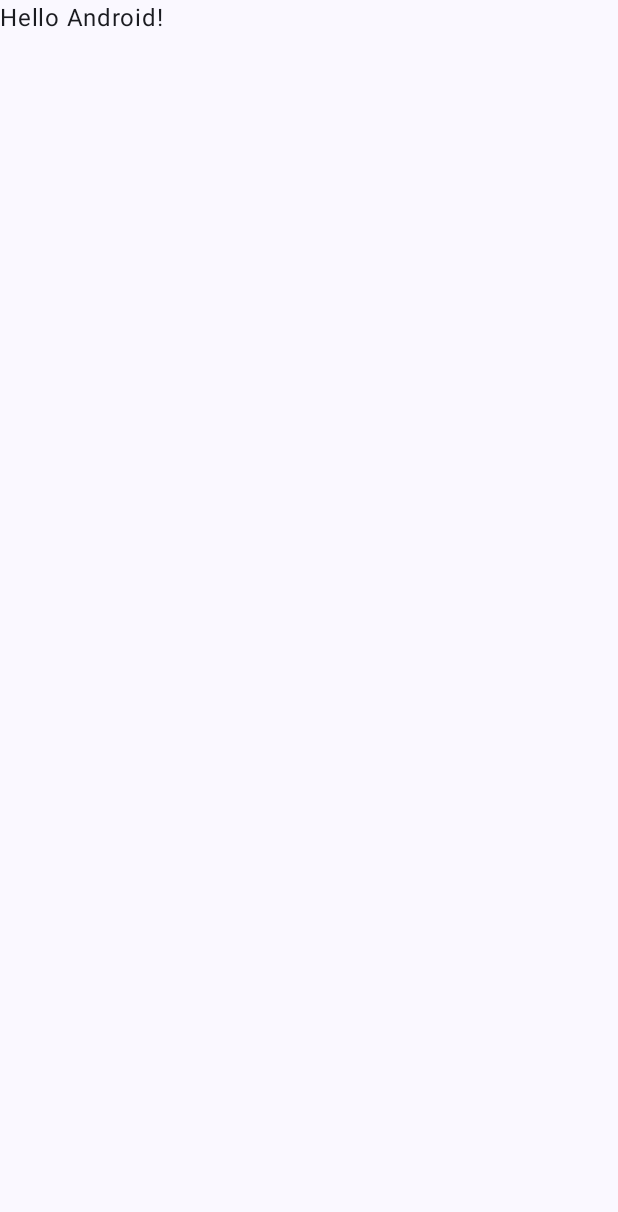
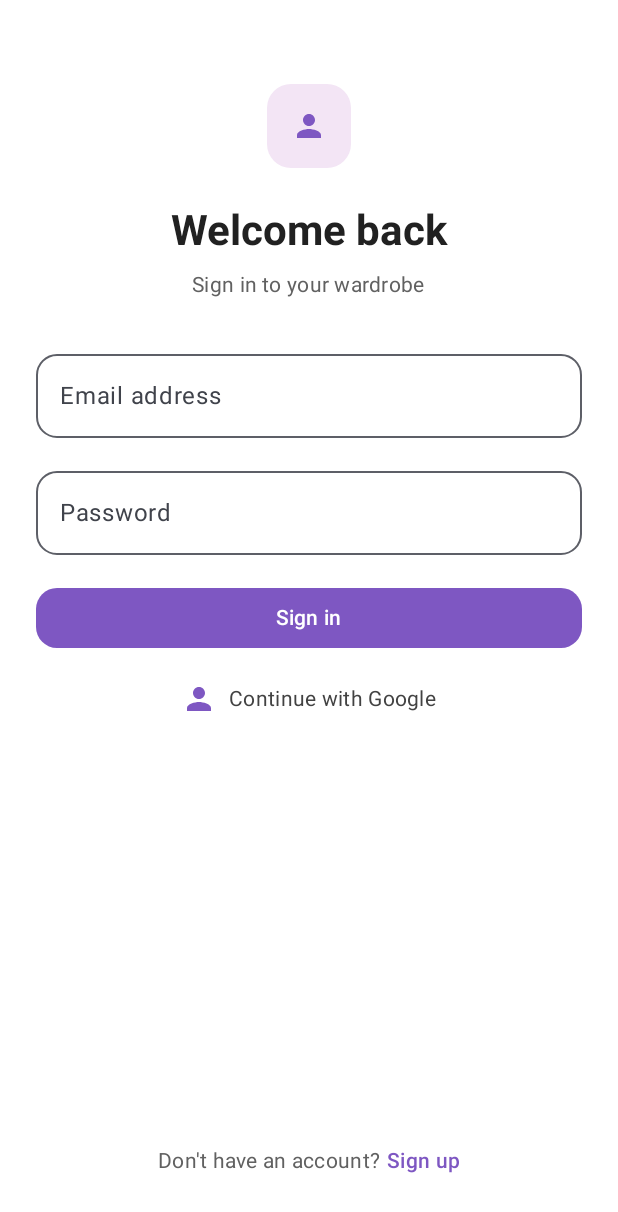
Before and after one commit to Ranim-alouii/Aura_Style, an Android app built with Jetpack Compose: the screen it shows after launch (MainActivity), on a phone screen of 412 x 824 dp. Before the commit the part shown is almost empty. Shown: the top 1212 px of the screen. Run offline under Robolectric (Android 15) with nearby library versions, the phone set to English and light mode, and no system bars; our stand-ins replace Dagger/Hilt's generated code, Room's generated code.

Commit message:
login screen

```diff
--- a/app/src/main/java/com/example/aura_style/MainActivity.kt
+++ b/app/src/main/java/com/example/aura_style/MainActivity.kt
@@ -4,46 +4,48 @@ import android.os.Bundle
 import androidx.activity.ComponentActivity
 import androidx.activity.compose.setContent
 import androidx.activity.enableEdgeToEdge
+import androidx.activity.viewModels
 import androidx.compose.foundation.layout.fillMaxSize
 import androidx.compose.foundation.layout.padding
 import androidx.compose.material3.Scaffold
-import androidx.compose.material3.Text
-import androidx.compose.runtime.Composable
+import androidx.compose.runtime.getValue
+import androidx.compose.runtime.mutableStateOf
+import androidx.compose.runtime.saveable.rememberSaveable
+import androidx.compose.runtime.setValue
 import androidx.compose.ui.Modifier
-import androidx.compose.ui.tooling.preview.Preview
+import com.example.aura_style.ui.screen.LoginScreen
+import com.example.aura_style.ui.screen.RegistrationScreen
 import com.example.aura_style.ui.theme.Aura_StyleTheme
+import com.example.aura_style.ui.viewmodel.UserViewModel
 import dagger.hilt.android.AndroidEntryPoint
 
 @AndroidEntryPoint
 class MainActivity : ComponentActivity() {
+    private val userViewModel: UserViewModel by viewModels()
+
     override fun onCreate(savedInstanceState: Bundle?) {
         super.onCreate(savedInstanceState)
         enableEdgeToEdge()
         setContent {
+            var showRegistration by rememberSaveable { mutableStateOf(false) }
+
             Aura_StyleTheme {
                 Scaffold(modifier = Modifier.fillMaxSize()) { innerPadding ->
-                    Greeting(
-                        name = "Android",
-                        modifier = Modifier.padding(innerPadding)
-                    )
+                    if (showRegistration) {
+                        RegistrationScreen(
+                            userViewModel = userViewModel,
+                            onBackToLoginClick = { showRegistration = false },
+                            modifier = Modifier.padding(innerPadding)
+                        )
+                    } else {
+                        LoginScreen(
+                            userViewModel = userViewModel,
+                            onSignUpClick = { showRegistration = true },
+                            modifier = Modifier.padding(innerPadding)
+                        )
+                    }
                 }
             }
         }
     }
 }
-
-@Composable
-fun Greeting(name: String, modifier: Modifier = Modifier) {
-    Text(
-        text = "Hello $name!",
-        modifier = modifier
-    )
-}
-
-@Preview(showBackground = true)
-@Composable
-fun GreetingPreview() {
-    Aura_StyleTheme {
-        Greeting("Android")
-    }
-}
--- /dev/null
+++ b/app/src/main/java/com/example/aura_style/ui/screen/LoginRegisterScreen.kt
@@ -0,0 +1,270 @@
+package com.example.aura_style.ui.screen
+
+import androidx.compose.foundation.background
+import androidx.compose.foundation.clickable
+import androidx.compose.foundation.layout.Arrangement
+import androidx.compose.foundation.layout.Column
+import androidx.compose.foundation.layout.Row
+import androidx.compose.foundation.layout.Spacer
+import androidx.compose.foundation.layout.fillMaxSize
+import androidx.compose.foundation.layout.fillMaxWidth
+import androidx.compose.foundation.layout.height
+import androidx.compose.foundation.layout.padding
+import androidx.compose.foundation.shape.RoundedCornerShape
+import androidx.compose.material.icons.Icons
+import androidx.compose.material.icons.filled.Person
+import androidx.compose.material3.Button
+import androidx.compose.material3.ButtonDefaults
+import androidx.compose.material3.Icon
+import androidx.compose.material3.MaterialTheme
+import androidx.compose.material3.OutlinedTextField
+import androidx.compose.material3.Surface
+import androidx.compose.material3.Text
+import androidx.compose.runtime.Composable
+import androidx.compose.runtime.LaunchedEffect
+import androidx.compose.runtime.collectAsState
+import androidx.compose.runtime.getValue
+import androidx.compose.runtime.mutableStateOf
+import androidx.compose.runtime.remember
+import androidx.compose.runtime.setValue
+import androidx.compose.ui.Alignment
+import androidx.compose.ui.Modifier
+import androidx.compose.ui.graphics.Color
+import androidx.compose.ui.text.font.FontWeight
+import androidx.compose.ui.text.input.PasswordVisualTransformation
+import androidx.compose.ui.unit.dp
+import com.example.aura_style.ui.viewmodel.UserViewModel
+
+private val PurpleAccent = Color(0xFF7E57C2)
+
+@Composable
+fun LoginScreen(
+    userViewModel: UserViewModel,
+    onSignUpClick: () -> Unit,
+    modifier: Modifier = Modifier
+) {
+    var email by remember { mutableStateOf("") }
+    var password by remember { mutableStateOf("") }
+    var signInAttempted by remember { mutableStateOf(false) }
+    var loginMessage by remember { mutableStateOf("") }
+
+    val currentUser by userViewModel.user.collectAsState()
+
+    LaunchedEffect(currentUser, signInAttempted) {
+        if (!signInAttempted) return@LaunchedEffect
+
+        loginMessage = when {
+            currentUser == null -> "User not found"
+            currentUser?.password == password -> "Sign in successful"
+            else -> "Invalid password"
+        }
+        signInAttempted = false
+    }
+
+    Surface(
+        modifier = modifier.fillMaxSize(),
+        color = Color.White
+    ) {
+        Column(
+            modifier = Modifier
+                .fillMaxSize()
+                .padding(horizontal = 24.dp, vertical = 32.dp),
+            horizontalAlignment = Alignment.CenterHorizontally
+        ) {
+            Icon(
+                imageVector = Icons.Filled.Person,
+                contentDescription = "Top placeholder icon",
+                tint = PurpleAccent,
+                modifier = Modifier
+                    .padding(top = 24.dp)
+                    .background(Color(0xFFF3E5F5), RoundedCornerShape(16.dp))
+                    .padding(16.dp)
+            )
+
+            Spacer(modifier = Modifier.height(24.dp))
+
+            Text(
+                text = "Welcome back",
+                style = MaterialTheme.typography.headlineMedium,
+                color = Color(0xFF212121),
+                fontWeight = FontWeight.Bold
+            )
+
+            Text(
+                text = "Sign in to your wardrobe",
+                style = MaterialTheme.typography.bodyMedium,
+                color = Color(0xFF616161),
+                modifier = Modifier.padding(top = 8.dp)
+            )
+
+            Spacer(modifier = Modifier.height(28.dp))
+
+            OutlinedTextField(
+                value = email,
+                onValueChange = { email = it },
+                label = { Text("Email address") },
+                singleLine = true,
+                modifier = Modifier.fillMaxWidth(),
+                shape = RoundedCornerShape(14.dp)
+            )
+
+            OutlinedTextField(
+                value = password,
+                onValueChange = { password = it },
+                label = { Text("Password") },
+                singleLine = true,
+                visualTransformation = PasswordVisualTransformation(),
+                modifier = Modifier
+                    .fillMaxWidth()
+                    .padding(top = 14.dp),
+                shape = RoundedCornerShape(14.dp)
+            )
+
+            Button(
+                onClick = {
+                    if (email.isBlank() || password.isBlank()) {
+                        loginMessage = "Email and password are required"
+                    } else {
+                        signInAttempted = true
+                        userViewModel.getUserByEmail(email)
+                    }
+                },
+                colors = ButtonDefaults.buttonColors(containerColor = PurpleAccent),
+                shape = RoundedCornerShape(14.dp),
+                modifier = Modifier
+                    .fillMaxWidth()
+                    .padding(top = 18.dp)
+            ) {
+                Text("Sign in")
+            }
+
+            Row(
+                modifier = Modifier
+                    .fillMaxWidth()
+                    .padding(top = 18.dp),
+                horizontalArrangement = Arrangement.Center,
+                verticalAlignment = Alignment.CenterVertically
+            ) {
+                Icon(
+                    imageVector = Icons.Filled.Person,
+                    contentDescription = "Google icon placeholder",
+                    tint = PurpleAccent
+                )
+                Text(
+                    text = "Continue with Google",
+                    style = MaterialTheme.typography.bodyMedium,
+                    color = Color(0xFF424242),
+                    modifier = Modifier.padding(start = 8.dp)
+                )
+            }
+
+            if (loginMessage.isNotBlank()) {
+                Text(
+                    text = loginMessage,
+                    style = MaterialTheme.typography.bodyMedium,
+                    color = if (loginMessage.contains("successful")) Color(0xFF2E7D32) else Color(0xFFC62828),
+                    modifier = Modifier.padding(top = 16.dp)
+                )
+            }
+
+            Spacer(modifier = Modifier.weight(1f))
+
+            Row(
+                modifier = Modifier.padding(bottom = 8.dp),
+                verticalAlignment = Alignment.CenterVertically
+            ) {
+                Text(
+                    text = "Don't have an account? ",
+                    color = Color(0xFF616161),
+                    style = MaterialTheme.typography.bodyMedium
+                )
+                Text(
+                    text = "Sign up",
+                    color = PurpleAccent,
+                    fontWeight = FontWeight.SemiBold,
+                    style = MaterialTheme.typography.bodyMedium,
+                    modifier = Modifier.clickable { onSignUpClick() }
+                )
+            }
+        }
+    }
+}
+
+@Composable
+fun RegistrationScreen(
+    userViewModel: UserViewModel,
+    onBackToLoginClick: () -> Unit,
+    modifier: Modifier = Modifier
+) {
+    var email by remember { mutableStateOf("") }
+    var password by remember { mutableStateOf("") }
+    val authMessage by userViewModel.authMessage.collectAsState()
+
+    Surface(
+        modifier = modifier.fillMaxSize(),
+        color = Color.White
+    ) {
+        Column(
+            modifier = Modifier
+                .fillMaxSize()
+                .padding(24.dp),
+            verticalArrangement = Arrangement.Center,
+            horizontalAlignment = Alignment.CenterHorizontally
+        ) {
+            Text(
+                text = "Create account",
+                style = MaterialTheme.typography.headlineSmall,
+                color = Color(0xFF212121),
+                fontWeight = FontWeight.Bold
+            )
+
+            OutlinedTextField(
+                value = email,
+                onValueChange = { email = it },
+                label = { Text("Email address") },
+                singleLine = true,
+                modifier = Modifier
+                    .fillMaxWidth()
+                    .padding(top = 16.dp)
+            )
+
+            OutlinedTextField(
+                value = password,
+                onValueChange = { password = it },
+                label = { Text("Password") },
+                singleLine = true,
+                visualTransformation = PasswordVisualTransformation(),
+                modifier = Modifier
+                    .fillMaxWidth()
+                    .padding(top = 12.dp)
+            )
+
+            Button(
+                onClick = { userViewModel.insertUser(email, password) },
+                colors = ButtonDefaults.buttonColors(containerColor = PurpleAccent),
+                modifier = Modifier
+                    .fillMaxWidth()
+                    .padding(top = 16.dp)
+            ) {
+                Text("Register")
+            }
+
+            if (authMessage.isNotBlank()) {
+                Text(
+                    text = authMessage,
+                    modifier = Modifier.padding(top = 12.dp),
+                    color = if (authMessage.contains("successful")) Color(0xFF2E7D32) else Color(0xFFC62828)
+                )
+            }
+
+            Text(
+                text = "Back to sign in",
+                color = PurpleAccent,
+                fontWeight = FontWeight.SemiBold,
+                modifier = Modifier
+                    .padding(top = 18.dp)
+                    .clickable { onBackToLoginClick() }
+            )
+        }
+    }
+}
```
Also changed, not shown: app/src/main/java/com/example/aura_style/ui/viewmodel/UserViewModel.kt (+28 -3 lines).
